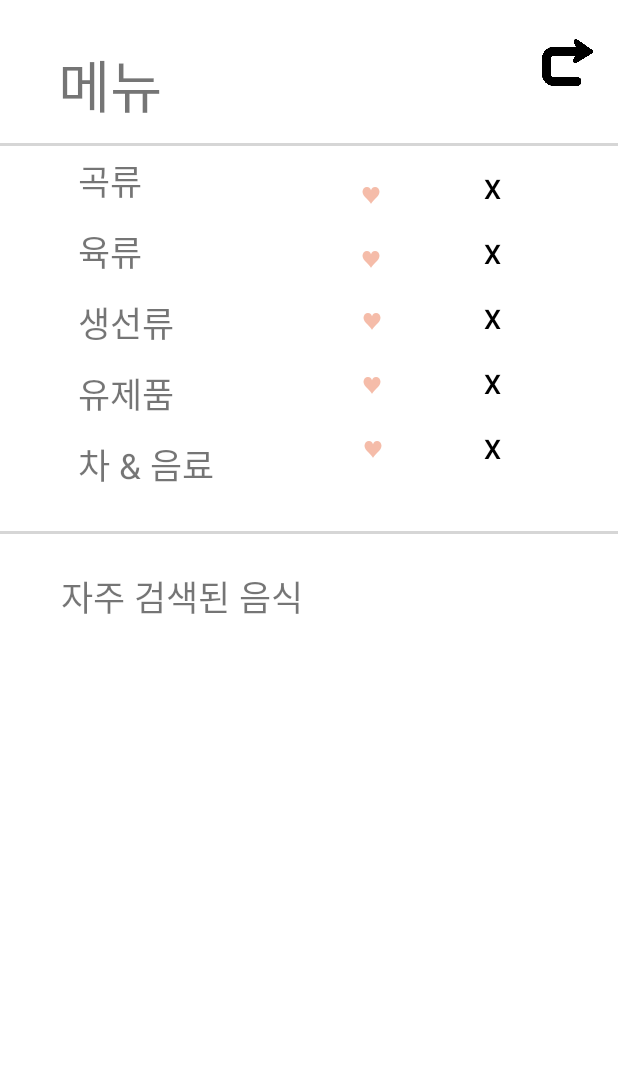
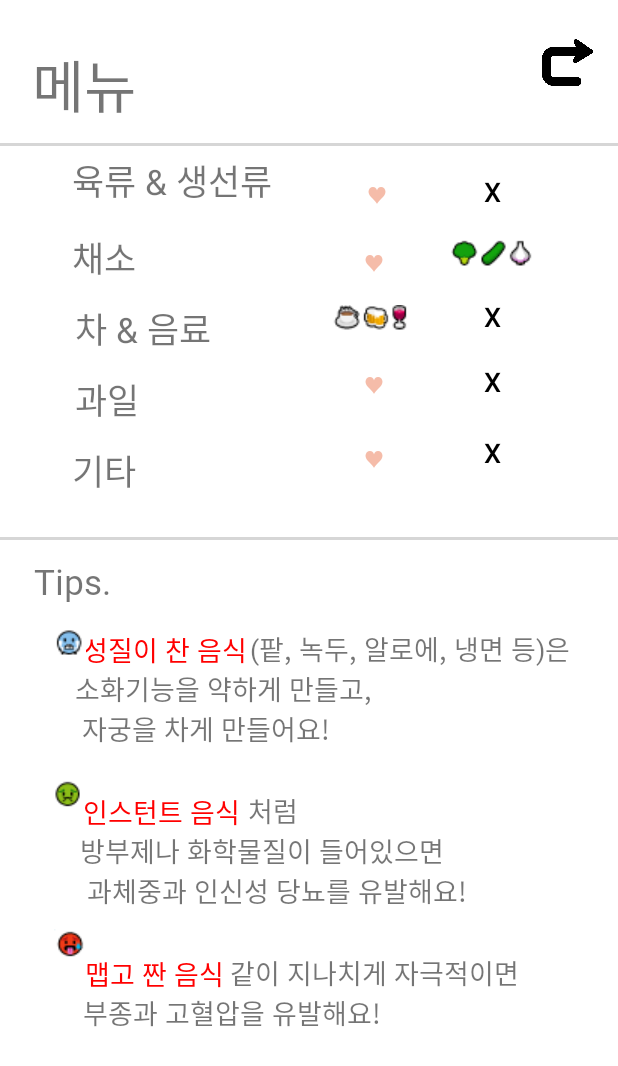
Before and after one commit to Marline2/momsEat, an Android app: the SubActivity screen opened directly, with no data from a screen before it, on a phone screen of 412 x 824 dp. Shown: the top 1066 px of the screen. Run offline under Robolectric (Android 15) with nearby library versions, the phone set to English and light mode, and no system bars.

Commit message:
*menu* change design

```diff
--- a/app/src/main/res/layout/firsttoolbar.xml
+++ b/app/src/main/res/layout/firsttoolbar.xml
@@ -23,7 +23,7 @@
   <TextView
     android:layout_width="wrap_content"
     android:layout_height="wrap_content"
-    android:text="곡류 (♥)"
+    android:text="육류 &amp; 생선류 (♥)"
     android:textSize="23dp"
     android:layout_marginLeft="50dp"
     android:textStyle="bold"/>
--- a/app/src/main/res/layout/subactivity_main.xml
+++ b/app/src/main/res/layout/subactivity_main.xml
@@ -23,6 +23,7 @@
     app:layout_constraintEnd_toEndOf="parent"
     app:layout_constraintTop_toTopOf="parent" />
 
+  <!--MENU.TEXT-->
   <TextView
     android:id="@+id/textView"
     android:layout_width="99dp"
@@ -34,13 +35,13 @@
     android:textSize="38dp"
     app:layout_constraintBottom_toBottomOf="parent"
     app:layout_constraintEnd_toEndOf="parent"
-    app:layout_constraintHorizontal_bias="0.076"
+    app:layout_constraintHorizontal_bias="0.022"
     app:layout_constraintLeft_toLeftOf="parent"
     app:layout_constraintRight_toRightOf="parent"
     app:layout_constraintStart_toStartOf="parent"
     app:layout_constraintTop_toTopOf="parent"
     app:layout_constraintVertical_bias="0.035" />
-  <!--MENU.TEXT-->
+
   <View
     android:id="@+id/view2"
     android:layout_width="match_parent"
@@ -64,9 +65,10 @@
     android:layout_marginTop="24dp"
     android:layout_marginEnd="317dp"
     android:layout_marginRight="317dp"
-    android:text="곡류"
+    android:text="육류 &amp; 생선류"
     android:textSize="23dp"
     app:layout_constraintEnd_toEndOf="parent"
+    app:layout_constraintHorizontal_bias="0.045"
     app:layout_constraintStart_toStartOf="parent"
     app:layout_constraintTop_toBottomOf="@+id/textView" />
 
@@ -75,15 +77,16 @@
     android:layout_width="wrap_content"
     android:layout_height="wrap_content"
     android:layout_gravity="center"
-    android:layout_marginStart="52dp"
+    android:layout_marginStart="37dp"
 
-    android:layout_marginLeft="52dp"
-    android:layout_marginTop="12dp"
+    android:layout_marginLeft="37dp"
+    android:layout_marginTop="16dp"
     android:layout_marginEnd="317dp"
     android:layout_marginRight="317dp"
-    android:text="육류"
+    android:text="채소"
     android:textSize="23dp"
     app:layout_constraintEnd_toEndOf="parent"
+    app:layout_constraintHorizontal_bias="0.733"
     app:layout_constraintStart_toStartOf="parent"
     app:layout_constraintTop_toBottomOf="@+id/textView4" />
 
@@ -93,12 +96,12 @@
     android:layout_height="wrap_content"
     android:layout_gravity="center"
 
-    android:layout_marginStart="52dp"
-    android:layout_marginLeft="52dp"
+    android:layout_marginStart="50dp"
+    android:layout_marginLeft="50dp"
     android:layout_marginTop="12dp"
     android:layout_marginEnd="303dp"
     android:layout_marginRight="303dp"
-    android:text="생선류"
+    android:text="차 &amp; 음료"
     android:textSize="23dp"
     app:layout_constraintEnd_toEndOf="parent"
     app:layout_constraintHorizontal_bias="0.0"
@@ -111,15 +114,15 @@
     android:layout_height="wrap_content"
     android:layout_gravity="center"
 
-    android:layout_marginStart="52dp"
-    android:layout_marginLeft="52dp"
+    android:layout_marginStart="37dp"
+    android:layout_marginLeft="37dp"
     android:layout_marginTop="12dp"
     android:layout_marginEnd="303dp"
     android:layout_marginRight="303dp"
-    android:text="유제품"
+    android:text="과일"
     android:textSize="23dp"
     app:layout_constraintEnd_toEndOf="parent"
-    app:layout_constraintHorizontal_bias="0.0"
+    app:layout_constraintHorizontal_bias="0.448"
     app:layout_constraintStart_toStartOf="parent"
     app:layout_constraintTop_toBottomOf="@+id/textView5" />
 
@@ -129,13 +132,13 @@
     android:layout_height="wrap_content"
     android:layout_gravity="center"
 
-    android:layout_marginStart="52dp"
-    android:layout_marginLeft="52dp"
+    android:layout_marginStart="37dp"
+    android:layout_marginLeft="37dp"
     android:layout_marginTop="12dp"
-    android:text="차 &amp; 음료"
+    android:text="기타"
     android:textSize="23dp"
     app:layout_constraintEnd_toEndOf="parent"
-    app:layout_constraintHorizontal_bias="0.0"
+    app:layout_constraintHorizontal_bias="0.033"
     app:layout_constraintStart_toStartOf="parent"
     app:layout_constraintTop_toBottomOf="@+id/textView9" />
 
@@ -144,15 +147,18 @@
     android:layout_width="wrap_content"
     android:layout_height="wrap_content"
     android:orientation="vertical"
-    app:layout_constraintGuide_begin="41dp" />
+    app:layout_constraintGuide_begin="224dp" />
 
   <!--HEADER.FAVBTN-->
+
+  <!--HEADER.HATEBTN-->
+
   <Button
     android:id="@+id/fav1"
     android:layout_width="50dp"
     android:layout_height="37dp"
-    android:layout_marginStart="128dp"
-    android:layout_marginLeft="128dp"
+    android:layout_marginStart="45dp"
+    android:layout_marginLeft="45dp"
     android:layout_marginTop="12dp"
     android:background="#00ff0000"
     android:backgroundTint="#00000000"
@@ -166,9 +172,9 @@
     android:id="@+id/button3"
     android:layout_width="50dp"
     android:layout_height="37dp"
-    android:layout_marginStart="128dp"
-    android:layout_marginLeft="128dp"
-    android:layout_marginTop="5dp"
+    android:layout_marginStart="134dp"
+    android:layout_marginLeft="134dp"
+    android:layout_marginTop="8dp"
     android:background="#00ff0000"
     android:backgroundTint="#00000000"
     android:text="♥"
@@ -181,29 +187,14 @@
     android:id="@+id/button4"
     android:layout_width="50dp"
     android:layout_height="37dp"
-    android:layout_marginStart="107dp"
-    android:layout_marginLeft="107dp"
-    android:layout_marginTop="5dp"
+    android:layout_marginStart="132dp"
+    android:layout_marginLeft="132dp"
+    android:layout_marginTop="44dp"
     android:background="#00ff0000"
     android:backgroundTint="#00000000"
     android:text="♥"
     android:textSize="13dp"
     app:layout_constraintStart_toEndOf="@+id/textView9"
-    app:layout_constraintTop_toBottomOf="@+id/button5"
-    tools:ignore="TouchTargetSizeCheck" />
-
-  <Button
-    android:id="@+id/button5"
-    android:layout_width="50dp"
-    android:layout_height="37dp"
-    android:layout_marginStart="107dp"
-    android:layout_marginLeft="107dp"
-    android:layout_marginTop="4dp"
-    android:background="#00ff0000"
-    android:backgroundTint="#00000000"
-    android:text="♥"
-    android:textSize="13dp"
-    app:layout_constraintStart_toEndOf="@+id/textView5"
     app:layout_constraintTop_toBottomOf="@+id/button3"
     tools:ignore="TouchTargetSizeCheck" />
 
@@ -211,9 +202,9 @@
     android:id="@+id/button6"
     android:layout_width="50dp"
     android:layout_height="37dp"
-    android:layout_marginStart="81dp"
-    android:layout_marginLeft="81dp"
-    android:layout_marginTop="5dp"
+    android:layout_marginStart="134dp"
+    android:layout_marginLeft="134dp"
+    android:layout_marginTop="12dp"
     android:background="#00ff0000"
     android:backgroundTint="#00000000"
     android:text="♥"
@@ -222,15 +213,15 @@
     app:layout_constraintStart_toEndOf="@+id/textView6"
     app:layout_constraintTop_toBottomOf="@+id/button4"
     tools:ignore="TouchTargetSizeCheck" />
-  <!--HEADER.HATEBTN-->
+
   <Button
     android:id="@+id/button7"
     android:layout_width="47dp"
     android:layout_height="43dp"
-    android:layout_marginTop="6dp"
+    android:layout_marginTop="8dp"
     android:layout_marginEnd="60dp"
+    android:layout_marginRight="60dp"
     android:background="#00ff0000"
-    android:layout_marginRight="60dp"
     android:backgroundTint="#00000000"
     android:text="X"
     android:textColor="@color/black"
@@ -240,33 +231,19 @@
     tools:ignore="TouchTargetSizeCheck" />
 
   <Button
-    android:id="@+id/button8"
+    android:id="@+id/button9"
     android:layout_width="47dp"
     android:layout_height="43dp"
+    android:layout_marginTop="40dp"
     android:layout_marginEnd="60dp"
     android:layout_marginRight="60dp"
+    android:background="#00ff0000"
     android:backgroundTint="#00000000"
     android:text="X"
     android:textColor="@color/black"
     android:textSize="18dp"
-    android:background="#00ff0000"
     app:layout_constraintEnd_toEndOf="parent"
     app:layout_constraintTop_toBottomOf="@+id/button7"
-    tools:ignore="TouchTargetSizeCheck" />
-
-  <Button
-    android:id="@+id/button9"
-    android:layout_width="47dp"
-    android:layout_height="43dp"
-    android:layout_marginEnd="60dp"
-    android:layout_marginRight="60dp"
-    android:backgroundTint="#00000000"
-    android:text="X"
-    android:textColor="@color/black"
-    android:background="#00ff0000"
-    android:textSize="18dp"
-    app:layout_constraintEnd_toEndOf="parent"
-    app:layout_constraintTop_toBottomOf="@+id/button8"
     tools:ignore="TouchTargetSizeCheck" />
 
   <Button
@@ -284,22 +261,23 @@
     app:layout_constraintTop_toBottomOf="@+id/button9"
     tools:ignore="TouchTargetSizeCheck" />
 
+  <!--SEARCH_RANK-->
   <Button
     android:id="@+id/button11"
     android:layout_width="47dp"
     android:layout_height="43dp"
+    android:layout_marginTop="4dp"
     android:layout_marginEnd="60dp"
     android:layout_marginRight="60dp"
+    android:background="#00ff0000"
     android:backgroundTint="#00000000"
     android:text="X"
     android:textColor="@color/black"
     android:textSize="18dp"
     app:layout_constraintEnd_toEndOf="parent"
-    android:background="#00ff0000"
     app:layout_constraintTop_toBottomOf="@+id/button10"
     tools:ignore="TouchTargetSizeCheck" />
 
-  <!--SEARCH_RANK-->
   <View
     android:id="@+id/view"
     android:layout_width="match_parent"
@@ -319,13 +297,159 @@
     android:layout_width="wrap_content"
     android:layout_height="wrap_content"
     android:layout_gravity="center"
-    android:layout_marginTop="24dp"
+    android:layout_marginTop="12dp"
     android:fontFamily="@font/elice_regular"
-    android:text="자주 검색된 음식"
+    android:text="Tips."
     android:textSize="23dp"
     app:layout_constraintEnd_toEndOf="parent"
-    app:layout_constraintHorizontal_bias="0.161"
+    app:layout_constraintHorizontal_bias="0.062"
     app:layout_constraintStart_toStartOf="parent"
     app:layout_constraintTop_toBottomOf="@+id/view" />
 
+  <ImageView
+    android:id="@+id/imageView2"
+    android:layout_width="wrap_content"
+    android:layout_height="wrap_content"
+    android:layout_marginEnd="26dp"
+    android:layout_marginRight="26dp"
+    app:layout_constraintBottom_toTopOf="@+id/button4"
+    app:layout_constraintEnd_toStartOf="@+id/button9"
+    app:layout_constraintTop_toBottomOf="@+id/button3"
+    app:layout_constraintVertical_bias="0.428"
+    app:srcCompat="@drawable/drinkimg" />
+
+  <ImageView
+    android:id="@+id/imageView3"
+    android:layout_width="wrap_content"
+    android:layout_height="wrap_content"
+    android:layout_marginEnd="52dp"
+    android:layout_marginRight="52dp"
+    android:layout_marginBottom="8dp"
+    app:layout_constraintBottom_toTopOf="@+id/button9"
+    app:layout_constraintEnd_toEndOf="parent"
+    app:layout_constraintTop_toBottomOf="@+id/button7"
+    app:layout_constraintVertical_bias="0.95"
+    app:srcCompat="@drawable/vegimg" />
+
+  <TextView
+    android:id="@+id/textView7"
+    android:layout_width="wrap_content"
+    android:layout_height="wrap_content"
+    android:layout_gravity="center"
+    android:layout_marginTop="16dp"
+    android:fontFamily="@font/elice_regular"
+    android:text="                         (팥, 녹두, 알로에, 냉면 등)은 \n소화기능을 약하게 만들고,\n 자궁을 차게 만들어요!"
+    android:textSize="18dp"
+    app:layout_constraintEnd_toEndOf="parent"
+    app:layout_constraintHorizontal_bias="0.647"
+    app:layout_constraintStart_toStartOf="parent"
+    app:layout_constraintTop_toBottomOf="@+id/textView8" />
+
+  <TextView
+    android:id="@+id/textView10"
+    android:layout_width="wrap_content"
+    android:layout_height="wrap_content"
+    android:layout_gravity="center"
+    android:layout_marginTop="16dp"
+    android:fontFamily="@font/elice_regular"
+    android:text="성질이 찬 음식"
+    android:textColor="#FF0000"
+    android:textSize="18dp"
+    app:layout_constraintEnd_toEndOf="parent"
+    app:layout_constraintHorizontal_bias="0.183"
+    app:layout_constraintStart_toStartOf="parent"
+    app:layout_constraintTop_toBottomOf="@+id/textView8" />
+
+  <TextView
+    android:id="@+id/textVie8"
+    android:layout_width="wrap_content"
+    android:layout_height="wrap_content"
+    android:layout_gravity="center"
+    android:layout_marginTop="28dp"
+    android:fontFamily="@font/elice_regular"
+    android:text="                        처럼 \n방부제나 화학물질이 들어있으면\n 과체중과 인신성 당뇨를 유발해요!"
+    android:textSize="18dp"
+    app:layout_constraintEnd_toEndOf="parent"
+    app:layout_constraintHorizontal_bias="0.347"
+    app:layout_constraintStart_toStartOf="parent"
+    app:layout_constraintTop_toBottomOf="@+id/textView7" />
+
+  <TextView
+    android:id="@+id/textView11"
+    android:layout_width="wrap_content"
+    android:layout_height="wrap_content"
+    android:layout_gravity="center"
+    android:layout_marginTop="28dp"
+    android:fontFamily="@font/elice_regular"
+    android:text="인스턴트 음식"
+    android:textColor="#FF0000"
+    android:textSize="18dp"
+    app:layout_constraintEnd_toEndOf="parent"
+    app:layout_constraintHorizontal_bias="0.18"
+    app:layout_constraintStart_toStartOf="parent"
+    app:layout_constraintTop_toBottomOf="@+id/textView7" />
+
+  <TextView
+    android:id="@+id/textView12"
+    android:layout_width="wrap_content"
+    android:layout_height="wrap_content"
+    android:layout_gravity="center"
+    android:layout_marginTop="28dp"
+    android:fontFamily="@font/elice_regular"
+    android:text="맵고 짠 음식"
+    android:textColor="#FF0000"
+    android:textSize="18dp"
+    app:layout_constraintEnd_toEndOf="parent"
+    app:layout_constraintHorizontal_bias="0.177"
+    app:layout_constraintStart_toStartOf="parent"
+    app:layout_constraintTop_toBottomOf="@+id/textVie8" />
+
+  <TextView
+    android:id="@+id/textVie9"
+    android:layout_width="wrap_content"
+    android:layout_height="wrap_content"
+    android:layout_gravity="center"
+    android:layout_marginTop="28dp"
+    android:fontFamily="@font/elice_regular"
+    android:text="                      같이 지나치게 자극적이면 \n 부종과 고혈압을 유발해요!"
+    android:textSize="18dp"
+    app:layout_constraintEnd_toEndOf="parent"
+    app:layout_constraintHorizontal_bias="0.451"
+    app:layout_constraintStart_toStartOf="parent"
+    app:layout_constraintTop_toBottomOf="@+id/textVie8" />
+
+  <ImageView
+    android:id="@+id/imageView4"
+    android:layout_width="wrap_content"
+    android:layout_height="wrap_content"
+    android:layout_marginStart="36dp"
+    android:layout_marginLeft="36dp"
+    android:layout_marginTop="16dp"
+    app:layout_constraintStart_toStartOf="parent"
+    app:layout_constraintTop_toBottomOf="@+id/textView8"
+    app:srcCompat="@drawable/coldimg" />
+
+  <ImageView
+    android:id="@+id/imageView5"
+    android:layout_width="wrap_content"
+    android:layout_height="wrap_content"
+    android:layout_marginStart="36dp"
+    android:layout_marginLeft="36dp"
+    android:layout_marginTop="80dp"
+    app:layout_constraintStart_toStartOf="parent"
+    app:layout_constraintTop_toBottomOf="@+id/imageView6"
+    app:srcCompat="@drawable/hotimg" />
+
+  <ImageView
+    android:id="@+id/imageView6"
+    android:layout_width="wrap_content"
+    android:layout_height="wrap_content"
+    android:layout_marginStart="36dp"
+    android:layout_marginLeft="36dp"
+    android:layout_marginTop="80dp"
+    app:layout_constraintStart_toStartOf="parent"
+    app:layout_constraintTop_toBottomOf="@+id/imageView4"
+    app:srcCompat="@drawable/instantimg" />
+
+
 </androidx.constraintlayout.widget.ConstraintLayout>
```
Also changed, not shown: app/src/main/res/drawable/coldimg.PNG (added), app/src/main/res/drawable/drinkimg.PNG (added), app/src/main/res/drawable/hotimg.PNG (added), app/src/main/res/drawable/instantimg.PNG (added), app/src/main/res/drawable/vegimg.PNG (added).
